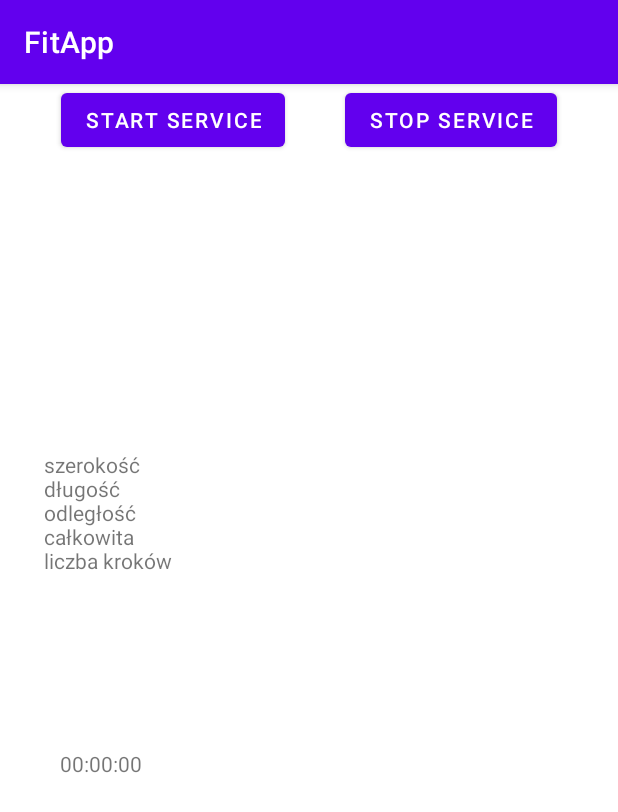
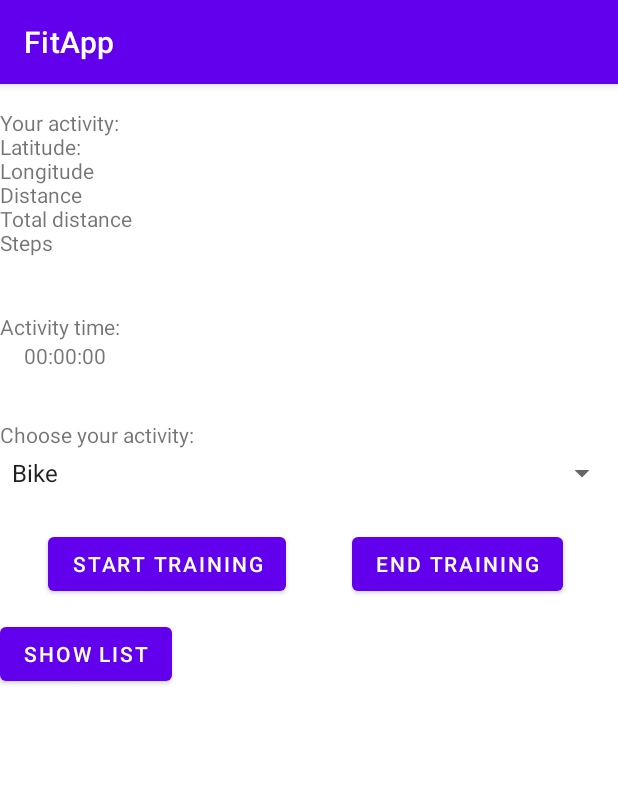
Before and after one commit to BartoszKunkel/FitApp, an Android app: the screen it shows after launch (MainActivity), on a phone screen of 412 x 824 dp. Shown: the top 812 px of the screen. Run offline under Robolectric (Android 15) with nearby library versions, the phone set to English and light mode, and no system bars.

```diff
--- a/app/src/main/AndroidManifest.xml
+++ b/app/src/main/AndroidManifest.xml
@@ -24,6 +24,7 @@
                  android:exported="true"></service>
         <activity
             android:name=".MainActivity"
+            android:screenOrientation="portrait"
             android:exported="true">
             <intent-filter>
                 <action android:name="android.intent.action.MAIN" />
--- a/app/src/main/java/com/example/fitapp/MainActivity.java
+++ b/app/src/main/java/com/example/fitapp/MainActivity.java
@@ -15,19 +15,33 @@ import android.os.Handler;
 import android.os.IBinder;
 import android.util.Log;
 import android.view.View;
+import android.widget.AdapterView;
+import android.widget.ArrayAdapter;
 import android.widget.Button;
+import android.widget.Spinner;
 import android.widget.TextView;
+import android.widget.Toast;
 
+import java.time.LocalDateTime;
+import java.time.format.DateTimeFormatter;
+import java.util.ArrayList;
 import java.util.Locale;
 
 public class MainActivity extends AppCompatActivity {
+    private DateTimeFormatter formatter = DateTimeFormatter.ofPattern("yyyy-MM-dd HH:mm:ss");
+    private LocalDateTime currentTime;
     Bundle bundle, bundle2;
     public TextView route, stoper;
 
     Button start, stop;
     private BroadcastReceiver bRLocation = null, bRStoper = null;
-
+    private String[] options = {"Bike", "Rollers","Walk","Run"};
+    public int type;
+    private double longitude, latitude, totalDistance;
+    private String time;
     public static Boolean going = false;
+    public static ArrayList<String> tour = new ArrayList<String>();
+    public LocationModel locationModel = new LocationModel();
     @Override
     protected void onCreate(Bundle savedInstanceState) {
         super.onCreate(savedInstanceState);
@@ -38,6 +52,40 @@ public class MainActivity extends AppCompatActivity {
         stop = findViewById(R.id.stop);
         start.setOnClickListener(startButton);
         stop.setOnClickListener(stopButton);
+
+        Spinner spinner = findViewById(R.id.spinner);
+        ArrayAdapter<String> adapter = new ArrayAdapter<>(this, android.R.layout.simple_spinner_item, options);
+        spinner.setAdapter(adapter);
+
+
+        spinner.setOnItemSelectedListener(new AdapterView.OnItemSelectedListener() {
+            @Override
+            public void onItemSelected(AdapterView<?> parent, View view, int position, long id) {
+                String selectedOption = parent.getItemAtPosition(position).toString();
+                switch(selectedOption)
+                {
+                    case "Bike":
+                        type = 0;
+                        break;
+                    case "Rollers":
+                        type = 1;
+                        break;
+                    case "Walk":
+                        type = 2;
+                        break;
+                    case "Run":
+                        type = 3;
+                        break;
+                }
+            }
+
+            @Override
+            public void onNothingSelected(AdapterView<?> parent) {
+
+            }
+        });
+
+
         Intent i = new Intent(this, Possition.class);
         Intent ii = new Intent(this, Stoper.class);
         startService(i);
@@ -73,6 +121,9 @@ public class MainActivity extends AppCompatActivity {
 
                             bundle = intent.getExtras();
                             String result = bundle.getString("location");
+                            latitude = bundle.getDouble("latitude");
+                            longitude = bundle.getDouble("longitude");
+                            totalDistance = bundle.getDouble("totalDistance");
                             route.setText(result);
 
                 }
@@ -85,7 +136,7 @@ public class MainActivity extends AppCompatActivity {
                 public void onReceive(Context context, Intent intent) {
                     Log.v("BroadcastReceived", "Received Broadcast");
                     bundle2 = intent.getExtras();
-                    String time = bundle2.getString("Stoper");
+                    time = bundle2.getString("Stoper");
                     stoper.setText(time);
                 }
             };
@@ -103,13 +154,36 @@ public class MainActivity extends AppCompatActivity {
         outState.putDouble("distance", Possition.distance);
         outState.putDouble("totalDistance",Possition.totalDistance);
         outState.putInt("secs", Stoper.secs);
+
     }
 
+
+
     View.OnClickListener startButton = v -> {
+        String fPos = Possition.changeToDegrees(true, latitude) + " " + Possition.changeToDegrees(false, longitude);
+        currentTime = LocalDateTime.now();
+        String InitTime = currentTime.format(formatter);
+        locationModel.setId(-1);
+        locationModel.setType(type);
+        locationModel.setFirstPossition(fPos);
+        locationModel.setInitTime(InitTime);
         going = true;
     };
 
     View.OnClickListener stopButton = v -> {
+        String lPos = Possition.changeToDegrees(true, latitude) + " " + Possition.changeToDegrees(false, longitude);
+        currentTime = LocalDateTime.now();
+        String EndTime = currentTime.format(formatter);
+        locationModel.setLastPossition(lPos);
+        locationModel.setTime(time);
+        locationModel.setDistance(totalDistance);
+        locationModel.setEndTime(EndTime);
+        locationModel.setTour(tour);
+
+        DataBaseHelper db = new DataBaseHelper(MainActivity.this);
+        boolean added = db.addLocation(locationModel);
+        Toast.makeText(MainActivity.this,"Success = " + added, Toast.LENGTH_SHORT).show();
+
         going = false;
     };
 
--- a/app/src/main/res/layout/activity_main.xml
+++ b/app/src/main/res/layout/activity_main.xml
@@ -2,55 +2,91 @@
 <androidx.constraintlayout.widget.ConstraintLayout xmlns:android="http://schemas.android.com/apk/res/android"
     xmlns:app="http://schemas.android.com/apk/res-auto"
     xmlns:tools="http://schemas.android.com/tools"
+    android:id="@+id/linearLayout"
     android:layout_width="match_parent"
     android:layout_height="match_parent"
     tools:context=".MainActivity">
+
+
+    <Button
+        android:id="@+id/start"
+        android:layout_width="wrap_content"
+        android:layout_height="wrap_content"
+        android:layout_marginStart="32dp"
+        android:layout_marginTop="296dp"
+        android:text="Start training"
+        app:layout_constraintStart_toStartOf="parent"
+        app:layout_constraintTop_toTopOf="parent"
+        tools:ignore="MissingConstraints" />
+
+    <Button
+        android:id="@+id/stop"
+        android:layout_width="wrap_content"
+        android:layout_height="wrap_content"
+        android:layout_marginStart="44dp"
+        android:layout_marginTop="296dp"
+        android:text="End training"
+        app:layout_constraintStart_toEndOf="@+id/start"
+        app:layout_constraintTop_toTopOf="parent"
+        tools:ignore="MissingConstraints" />
 
     <TextView
         android:id="@+id/route"
         android:layout_width="wrap_content"
         android:layout_height="wrap_content"
-        android:layout_marginStart="10dp"
-        android:layout_marginTop="228dp"
-        android:layout_marginEnd="10dp"
-        android:text="\nszerokość \ndługość \nodległość \ncałkowita \nliczba kroków "
+        android:layout_marginTop="16dp"
+        android:text="Your activity: \nLatitude: \nLongitude \nDistance \nTotal distance \nSteps "
+        app:layout_constraintTop_toTopOf="parent"
+        tools:ignore="MissingConstraints"
+        tools:layout_editor_absoluteX="16dp" />
 
+    <Spinner
+        android:id="@+id/spinner"
+        android:layout_width="0dp"
+        android:layout_height="wrap_content"
+        android:layout_marginTop="4dp"
         app:layout_constraintEnd_toEndOf="parent"
-        app:layout_constraintHorizontal_bias="0.063"
+        app:layout_constraintHorizontal_bias="0.0"
         app:layout_constraintStart_toStartOf="parent"
-        app:layout_constraintTop_toTopOf="parent" />
+        app:layout_constraintTop_toBottomOf="@+id/textView2" />
 
-    <Button
-        android:id="@+id/start"
+    <TextView
+        android:id="@+id/time"
         android:layout_width="wrap_content"
         android:layout_height="wrap_content"
-        android:text="Start Service"
-        app:layout_constraintEnd_toEndOf="parent"
-        app:layout_constraintEnd_toStartOf="@id/stop"
-        app:layout_constraintHorizontal_bias="0.272"
-        app:layout_constraintStart_toStartOf="parent"
-        tools:layout_editor_absoluteY="29dp" />
-
-    <Button
-        android:id="@+id/stop"
-        android:layout_width="wrap_content"
-        android:layout_height="wrap_content"
-        android:text="STOP SERVICE"
-        app:layout_constraintEnd_toEndOf="parent"
-        app:layout_constraintStart_toEndOf="@+id/start"
-        tools:layout_editor_absoluteY="29dp" />
+        android:layout_marginTop="152dp"
+        android:text="Activity time:"
+        app:layout_constraintTop_toTopOf="parent"
+        tools:ignore="MissingConstraints"
+        tools:layout_editor_absoluteX="16dp" />
 
     <TextView
         android:id="@+id/stoper"
         android:layout_width="wrap_content"
         android:layout_height="wrap_content"
-        android:layout_marginStart="10dp"
-        android:layout_marginTop="116dp"
-        android:layout_marginEnd="10dp"
+        android:layout_marginStart="16dp"
         android:text="00:00:00"
-        app:layout_constraintEnd_toEndOf="parent"
-        app:layout_constraintHorizontal_bias="0.089"
         app:layout_constraintStart_toStartOf="parent"
-        app:layout_constraintTop_toBottomOf="@+id/route" />
+        app:layout_constraintTop_toBottomOf="@+id/time"
+        tools:ignore="MissingConstraints" />
+
+    <TextView
+        android:id="@+id/textView2"
+        android:layout_width="wrap_content"
+        android:layout_height="wrap_content"
+        android:layout_marginTop="224dp"
+        android:text="Choose your activity:"
+        app:layout_constraintTop_toTopOf="parent"
+        tools:layout_editor_absoluteX="16dp" />
+
+    <Button
+        android:id="@+id/show"
+        android:layout_width="wrap_content"
+        android:layout_height="wrap_content"
+        android:layout_marginTop="12dp"
+        android:text="Show List"
+        app:layout_constraintTop_toBottomOf="@+id/start"
+        tools:layout_editor_absoluteX="32dp" />
+
 
 </androidx.constraintlayout.widget.ConstraintLayout>
```
Also changed, not shown: app/src/main/java/com/example/fitapp/DataBaseHelper.java (added, +130 -0 lines), app/src/main/java/com/example/fitapp/KcalCalculator.java (added, +67 -0 lines), app/src/main/java/com/example/fitapp/LocationModel.java (+96 -23 lines), app/src/main/java/com/example/fitapp/Possition.java (+20 -7 lines), app/src/main/java/com/example/fitapp/ProfileModel.java (added, +49 -0 lines), app/src/main/java/com/example/fitapp/TourModel.java (deleted, +0 -27 lines).
